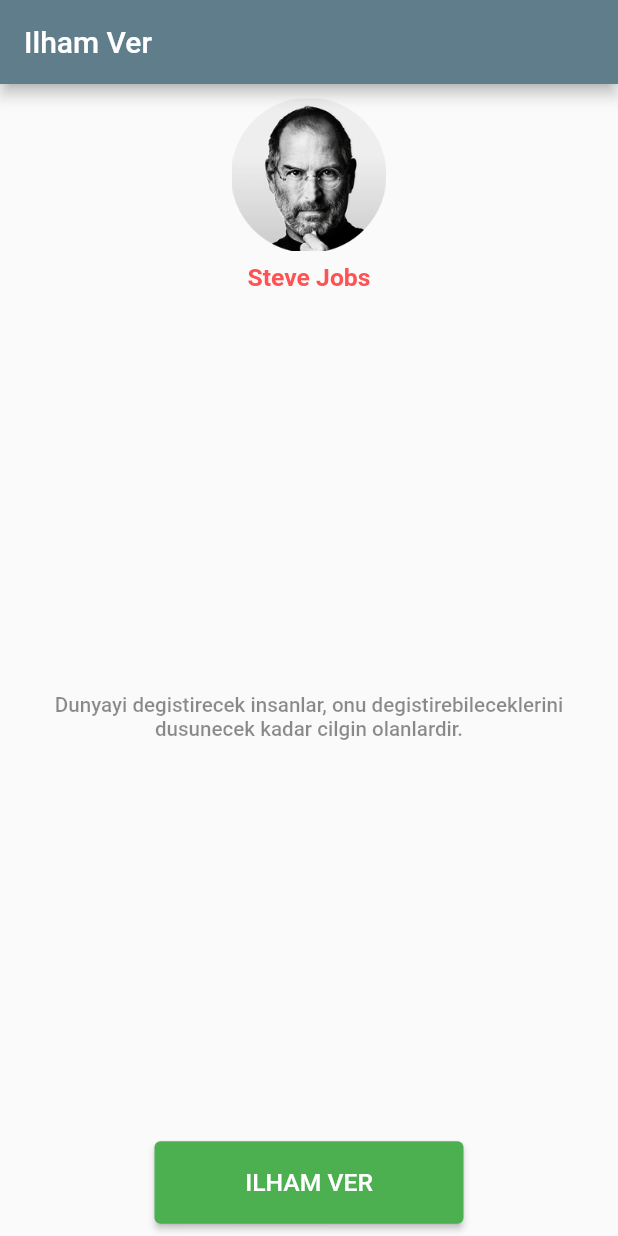
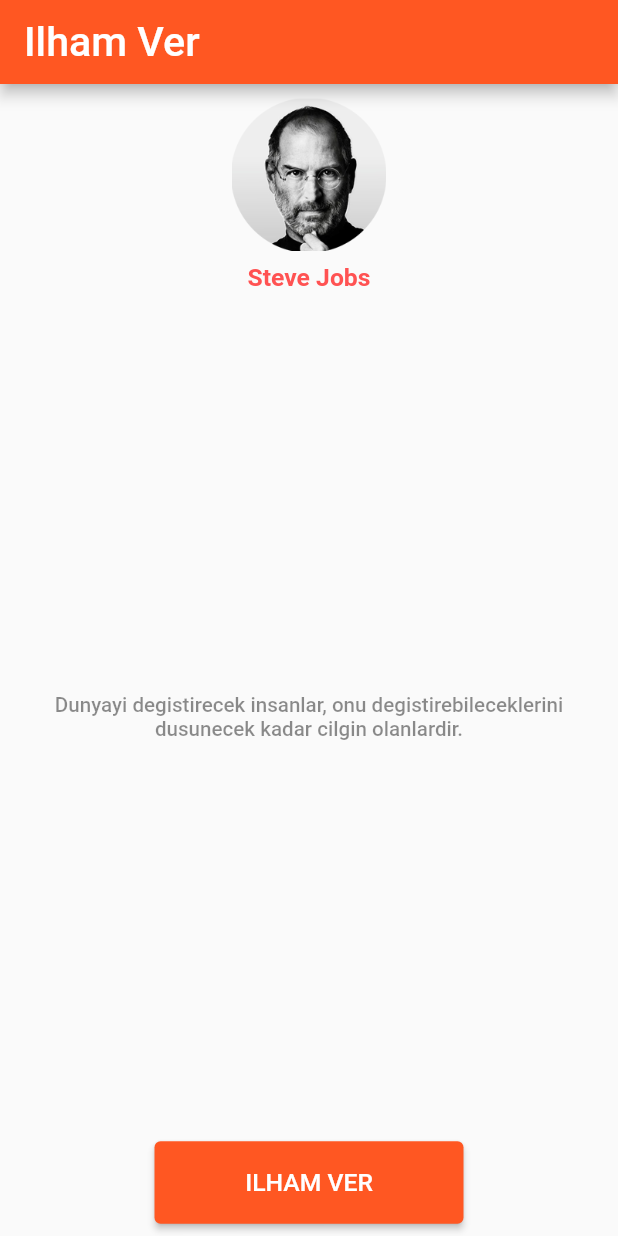
Before and after one commit to tahaturan/flutter_app_ilham_ver, a Flutter app: the screen it shows after launch, on a phone screen of 412 x 824 dp. Run offline on Flutter 3.47's test engine with Material 2 defaults, Android fonts, the light colour scheme and no system bars.

Commit message:
renkler duzenlendi

```diff
--- a/lib/main.dart
+++ b/lib/main.dart
@@ -13,7 +13,7 @@
       title: 'Flutter Demo',
       debugShowCheckedModeBanner: false,
       theme: ThemeData(
-        primarySwatch: Colors.blueGrey,
+        primarySwatch: Colors.deepOrange,
       ),
       home: const MyHomePage(title: 'Ilham Ver'),
     );
@@ -36,7 +36,7 @@
     final double ekranGenisligi = ekranBilgisi.size.width;
     return Scaffold(
       appBar: AppBar(
-        title: Text(widget.title),
+        title: Text(widget.title,style: TextStyle(fontSize: ekranGenisligi/15 , color: Colors.white,)),
       ),
       body: Column(
         children: [
@@ -80,7 +80,7 @@
                     print("ilham Verildi");
                   },
                   style: ElevatedButton.styleFrom(
-                    primary: Colors.green,
+                    primary: Colors.deepOrange,
 
                   ),
                   ),
```
